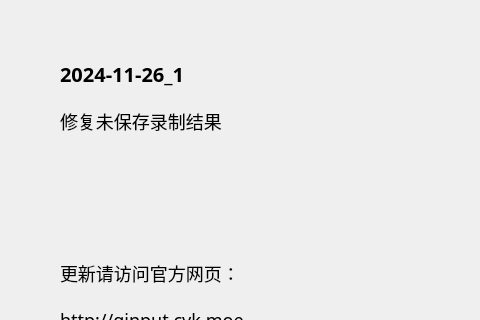
ChiyukiGana/Quickinput, file source/ui/AboutUi.ui: the form before one commit; both pictures show x 0 to 480 and y 0 to 320 of the 640 by 440 pixel window.
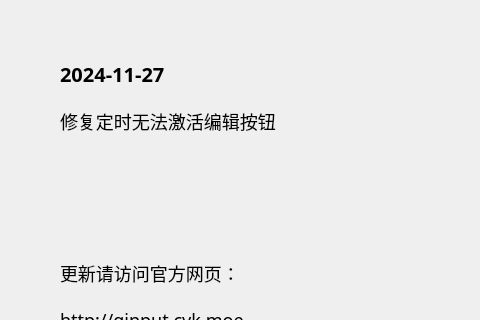
The form after the commit.

```diff
--- a/source/ui/AboutUi.ui
+++ b/source/ui/AboutUi.ui
@@ -88,7 +88,7 @@
          <string notr="true">font-size:20px</string>
         </property>
         <property name="text">
-         <string>2024-11-26_1</string>
+         <string>2024-11-27</string>
         </property>
         <property name="textFormat">
          <enum>Qt::PlainText</enum>
@@ -104,7 +104,7 @@
          </sizepolicy>
         </property>
         <property name="text">
-         <string>修复未保存录制结果</string>
+         <string>修复定时无法激活编辑按钮</string>
         </property>
         <property name="textFormat">
          <enum>Qt::PlainText</enum>
```
